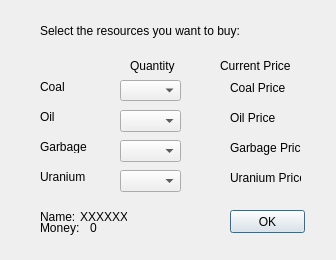
WhySoSeriousssss/GUI_Power_Grid, file g_buyingresourcesdialog.ui: the form before one commit.
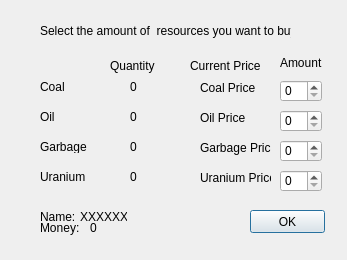
The form after the commit.

```diff
--- a/g_buyingresourcesdialog.ui
+++ b/g_buyingresourcesdialog.ui
@@ -6,7 +6,7 @@
    <rect>
     <x>0</x>
     <y>0</y>
-    <width>336</width>
+    <width>347</width>
     <height>260</height>
    </rect>
   </property>
@@ -18,18 +18,18 @@
     <rect>
      <x>40</x>
      <y>10</y>
-     <width>221</width>
+     <width>251</width>
      <height>41</height>
     </rect>
    </property>
    <property name="text">
-    <string>Select the resources you want to buy:</string>
+    <string>Select the amount of  resources you want to buy:</string>
    </property>
   </widget>
   <widget class="QPushButton" name="pushButton">
    <property name="geometry">
     <rect>
-     <x>230</x>
+     <x>250</x>
      <y>210</y>
      <width>75</width>
      <height>23</height>
@@ -94,7 +94,7 @@
   <widget class="QLabel" name="label_6">
    <property name="geometry">
     <rect>
-     <x>130</x>
+     <x>110</x>
      <y>50</y>
      <width>47</width>
      <height>31</height>
@@ -107,7 +107,7 @@
   <widget class="QLabel" name="label_7">
    <property name="geometry">
     <rect>
-     <x>220</x>
+     <x>190</x>
      <y>50</y>
      <width>71</width>
      <height>31</height>
@@ -117,50 +117,10 @@
     <string>Current Price</string>
    </property>
   </widget>
-  <widget class="QComboBox" name="comboBox">
-   <property name="geometry">
-    <rect>
-     <x>120</x>
-     <y>80</y>
-     <width>61</width>
-     <height>21</height>
-    </rect>
-   </property>
-  </widget>
-  <widget class="QComboBox" name="comboBox_2">
-   <property name="geometry">
-    <rect>
-     <x>120</x>
-     <y>110</y>
-     <width>61</width>
-     <height>22</height>
-    </rect>
-   </property>
-  </widget>
-  <widget class="QComboBox" name="comboBox_3">
-   <property name="geometry">
-    <rect>
-     <x>120</x>
-     <y>140</y>
-     <width>61</width>
-     <height>22</height>
-    </rect>
-   </property>
-  </widget>
-  <widget class="QComboBox" name="comboBox_4">
-   <property name="geometry">
-    <rect>
-     <x>120</x>
-     <y>170</y>
-     <width>61</width>
-     <height>22</height>
-    </rect>
-   </property>
-  </widget>
   <widget class="QLabel" name="label_8">
    <property name="geometry">
     <rect>
-     <x>230</x>
+     <x>200</x>
      <y>80</y>
      <width>81</width>
      <height>16</height>
@@ -173,7 +133,7 @@
   <widget class="QLabel" name="label_9">
    <property name="geometry">
     <rect>
-     <x>230</x>
+     <x>200</x>
      <y>110</y>
      <width>61</width>
      <height>16</height>
@@ -186,7 +146,7 @@
   <widget class="QLabel" name="label_10">
    <property name="geometry">
     <rect>
-     <x>230</x>
+     <x>200</x>
      <y>140</y>
      <width>71</width>
      <height>16</height>
@@ -199,7 +159,7 @@
   <widget class="QLabel" name="label_11">
    <property name="geometry">
     <rect>
-     <x>230</x>
+     <x>200</x>
      <y>170</y>
      <width>71</width>
      <height>16</height>
@@ -261,6 +221,111 @@
     <string>Money:</string>
    </property>
   </widget>
+  <widget class="QSpinBox" name="spinBox">
+   <property name="geometry">
+    <rect>
+     <x>280</x>
+     <y>80</y>
+     <width>42</width>
+     <height>22</height>
+    </rect>
+   </property>
+  </widget>
+  <widget class="QSpinBox" name="spinBox_2">
+   <property name="geometry">
+    <rect>
+     <x>280</x>
+     <y>110</y>
+     <width>42</width>
+     <height>22</height>
+    </rect>
+   </property>
+  </widget>
+  <widget class="QSpinBox" name="spinBox_3">
+   <property name="geometry">
+    <rect>
+     <x>280</x>
+     <y>140</y>
+     <width>42</width>
+     <height>22</height>
+    </rect>
+   </property>
+  </widget>
+  <widget class="QSpinBox" name="spinBox_4">
+   <property name="geometry">
+    <rect>
+     <x>280</x>
+     <y>170</y>
+     <width>42</width>
+     <height>22</height>
+    </rect>
+   </property>
+  </widget>
+  <widget class="QLabel" name="label_16">
+   <property name="geometry">
+    <rect>
+     <x>130</x>
+     <y>80</y>
+     <width>47</width>
+     <height>13</height>
+    </rect>
+   </property>
+   <property name="text">
+    <string>0</string>
+   </property>
+  </widget>
+  <widget class="QLabel" name="label_17">
+   <property name="geometry">
+    <rect>
+     <x>130</x>
+     <y>110</y>
+     <width>47</width>
+     <height>13</height>
+    </rect>
+   </property>
+   <property name="text">
+    <string>0</string>
+   </property>
+  </widget>
+  <widget class="QLabel" name="label_18">
+   <property name="geometry">
+    <rect>
+     <x>130</x>
+     <y>140</y>
+     <width>47</width>
+     <height>13</height>
+    </rect>
+   </property>
+   <property name="text">
+    <string>0</string>
+   </property>
+  </widget>
+  <widget class="QLabel" name="label_19">
+   <property name="geometry">
+    <rect>
+     <x>130</x>
+     <y>170</y>
+     <width>47</width>
+     <height>13</height>
+    </rect>
+   </property>
+   <property name="text">
+    <string>0</string>
+   </property>
+  </widget>
+  <widget class="QLabel" name="label_20">
+   <property name="geometry">
+    <rect>
+     <x>280</x>
+     <y>53</y>
+     <width>51</width>
+     <height>20</height>
+    </rect>
+   </property>
+   <property name="text">
+    <string>Amount</string>
+   </property>
+  </widget>
  </widget>
  <resources/>
  <connections/>
```
